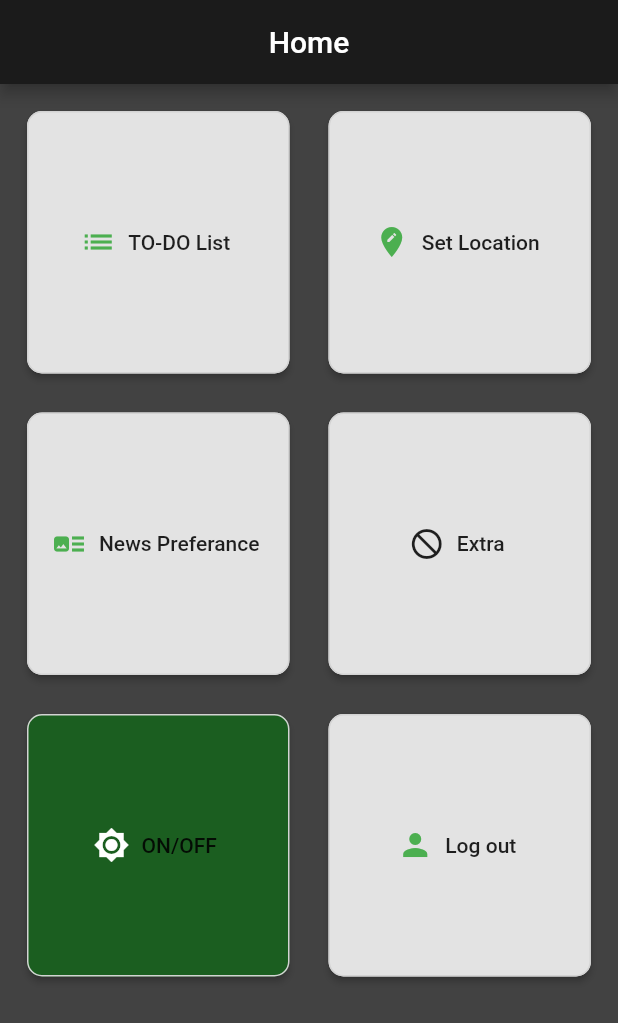
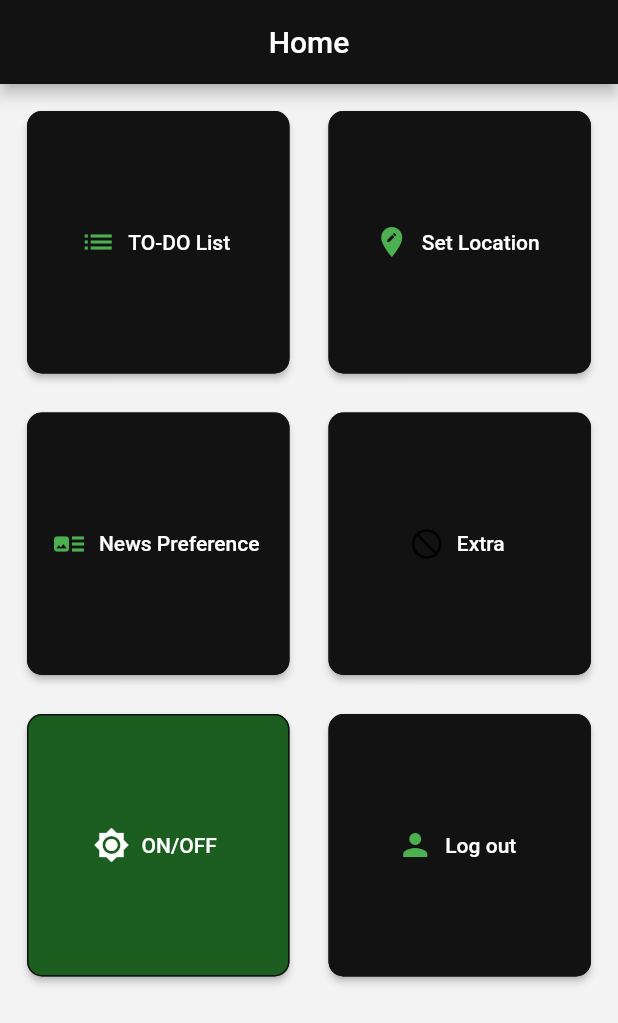
Before and after one commit to rahul-ojha-07/Smart-Mirror, a Flutter app: the screen it shows once a user with an empty profile is signed in, after a tap on "Extra", on a phone screen of 412 x 824 dp. Shown: the top 1023 px of the screen. Run offline on Flutter 3.47's test engine with Material 2 defaults, Android fonts, the phone set to English and light mode, and no system bars; our stand-ins replace cloud_firestore, firebase_auth, flutter_spinkit; accounts and stored records are empty.

Commit message:
ui improvemets

```diff
--- a/lib/screens/authetication/login_page.dart
+++ b/lib/screens/authetication/login_page.dart
@@ -20,7 +20,102 @@ class _LoginScreenState extends State<LoginScreen> {
 
   String mail;
   String psw;
+  bool hidePassword = true;
+  bool autoValidate = false;
+  String error = '';
 
+  @override
+  Widget build(BuildContext context) {
+    return loading
+        ? Loading()
+        : Scaffold(
+            body: AnnotatedRegion<SystemUiOverlayStyle>(
+              value: SystemUiOverlayStyle.dark,
+              child: GestureDetector(
+                onTap: () => FocusScope.of(context).unfocus(),
+                child: Stack(
+                  children: <Widget>[
+                    Container(
+                      height: double.infinity,
+                      width: double.infinity,
+                      decoration: BoxDecoration(
+                        gradient: LinearGradient(
+                          begin: Alignment.topCenter,
+                          end: Alignment.bottomCenter,
+                          // colors: [
+                          //   Color(0xFF73AEF5),
+                          //   Color(0xFF61A4F1),
+                          //   Color(0xFF478DE0),
+                          //   Color(0xFF398AE5),
+                          // ],
+                          colors: [
+                            // Colors.grey[500],
+                            // Colors.grey[600],
+                            // Colors.grey[700],
+                            // Colors.grey[800],
+                            Color(0xff212121),
+                            Color(0xff212121),
+                            Color(0xff212121),
+                            Color(0xff212121),
+                          ],
+                          stops: [0.1, 0.4, 0.7, 0.9],
+                        ),
+                      ),
+                    ),
+                    Container(
+                      height: double.infinity,
+                      child: SingleChildScrollView(
+                        physics: AlwaysScrollableScrollPhysics(),
+                        padding: EdgeInsets.symmetric(
+                          horizontal: 40.0,
+                          vertical: 120.0,
+                        ),
+                        child: Form(
+                          key: _loginFormKey,
+                          child: Column(
+                            mainAxisAlignment: MainAxisAlignment.center,
+                            crossAxisAlignment: CrossAxisAlignment.stretch,
+                            children: <Widget>[
+                              Text(
+                                'Sign In',
+                                style: TextStyle(
+                                  color: Colors.white,
+                                  fontFamily: 'OpenSans',
+                                  fontSize: 30.0,
+                                  fontWeight: FontWeight.bold,
+                                ),
+                              ),
+                              SizedBox(height: 30.0),
+                              _buildEmailTF(),
+                              SizedBox(height: 30.0),
+                              _buildPasswordTF(),
+                              SizedBox(height: 5.0),
+                              Center(
+                                child: Text(
+                                  error,
+                                  style: TextStyle(
+                                    color: Colors.red,
+                                    fontSize: 20.0,
+                                  ),
+                                ),
+                              ),
+                              // SizedBox(height: 10.0),
+                              _buildLoginBtn(),
+                              SizedBox(height: 20.0),
+                              _buildSignupBtn(),
+
+
+                            ],
+                          ),
+                        ),
+                      ),
+                    )
+                  ],
+                ),
+              ),
+            ),
+          );
+  }
   Widget _buildEmailTF() {
     return Column(
       crossAxisAlignment: CrossAxisAlignment.start,
@@ -104,8 +199,57 @@ class _LoginScreenState extends State<LoginScreen> {
       ],
     );
   }
+  Widget _buildLoginBtn() {
+    return Container(
+      padding: EdgeInsets.symmetric(vertical: 25.0),
+      width: double.infinity,
+      child: RaisedButton(
+        elevation: 5.0,
+        onPressed: () async {
+          if (_loginFormKey.currentState.validate()) {
+            setState(() {
+              loading = true;
+            });
+            dynamic result = await _auth.signInUser(mail, psw);
 
-  bool hidePassword = true;
+            if (result == null) {
+              print("Error sign in");
+              setState(() {
+                error = "Email/Password is Wrong";
+                loading = false;
+              });
+            } else {
+              print("signed in");
+              print(result);
+              // Navigator.replace(context, oldRoute: , newRoute: null)
+              // Navigator.pushNamed(context, '/menu');
+            }
+
+            print("$mail and $psw");
+          } else {
+            setState(() {
+              autoValidate = true;
+            });
+          }
+        },
+        padding: EdgeInsets.all(15.0),
+        shape: RoundedRectangleBorder(
+          borderRadius: BorderRadius.circular(30.0),
+        ),
+        color: Colors.white,
+        child: Text(
+          'LOGIN',
+          style: TextStyle(
+            color: Colors.grey[700],
+            letterSpacing: 1.5,
+            fontSize: 18.0,
+            fontWeight: FontWeight.bold,
+            fontFamily: 'OpenSans',
+          ),
+        ),
+      ),
+    );
+  }
 
   Widget _buildPasswordTF() {
     return Column(
@@ -202,60 +346,6 @@ class _LoginScreenState extends State<LoginScreen> {
     );
   }
 
-  bool autoValidate = false;
-  String error = '';
-  Widget _buildLoginBtn() {
-    return Container(
-      padding: EdgeInsets.symmetric(vertical: 25.0),
-      width: double.infinity,
-      child: RaisedButton(
-        elevation: 5.0,
-        onPressed: () async {
-          if (_loginFormKey.currentState.validate()) {
-            setState(() {
-              loading = true;
-            });
-            dynamic result = await _auth.signInUser(mail, psw);
-
-            if (result == null) {
-              print("Error sign in");
-              setState(() {
-                error = "Email/Password is Wrong";
-                loading = false;
-              });
-            } else {
-              print("signed in");
-              print(result);
-              // Navigator.replace(context, oldRoute: , newRoute: null)
-              // Navigator.pushNamed(context, '/menu');
-            }
-
-            print("$mail and $psw");
-          } else {
-            setState(() {
-              autoValidate = true;
-            });
-          }
-        },
-        padding: EdgeInsets.all(15.0),
-        shape: RoundedRectangleBorder(
-          borderRadius: BorderRadius.circular(30.0),
-        ),
-        color: Colors.white,
-        child: Text(
-          'LOGIN',
-          style: TextStyle(
-            color: Colors.grey[700],
-            letterSpacing: 1.5,
-            fontSize: 18.0,
-            fontWeight: FontWeight.bold,
-            fontFamily: 'OpenSans',
-          ),
-        ),
-      ),
-    );
-  }
-
   Widget _buildSignupBtn() {
     return GestureDetector(
       onTap: () {
@@ -284,95 +374,6 @@ class _LoginScreenState extends State<LoginScreen> {
         ),
       ),
     );
-  }
-
-  @override
-  Widget build(BuildContext context) {
-    return loading
-        ? Loading()
-        : Scaffold(
-            body: AnnotatedRegion<SystemUiOverlayStyle>(
-              value: SystemUiOverlayStyle.dark,
-              child: GestureDetector(
-                onTap: () => FocusScope.of(context).unfocus(),
-                child: Stack(
-                  children: <Widget>[
-                    Container(
-                      height: double.infinity,
-                      width: double.infinity,
-                      decoration: BoxDecoration(
-                        gradient: LinearGradient(
-                          begin: Alignment.topCenter,
-                          end: Alignment.bottomCenter,
-                          // colors: [
-                          //   Color(0xFF73AEF5),
-                          //   Color(0xFF61A4F1),
-                          //   Color(0xFF478DE0),
-                          //   Color(0xFF398AE5),
-                          // ],
-                          colors: [
-                            Colors.grey[500],
-                            Colors.grey[600],
-                            Colors.grey[700],
-                            Colors.grey[800],
-                          ],
-                          stops: [0.1, 0.4, 0.7, 0.9],
-                        ),
-                      ),
-                    ),
-                    Container(
-                      height: double.infinity,
-                      child: SingleChildScrollView(
-                        physics: AlwaysScrollableScrollPhysics(),
-                        padding: EdgeInsets.symmetric(
-                          horizontal: 40.0,
-                          vertical: 120.0,
-                        ),
-                        child: Form(
-                          key: _loginFormKey,
-                          child: Column(
-                            mainAxisAlignment: MainAxisAlignment.center,
-                            crossAxisAlignment: CrossAxisAlignment.stretch,
-                            children: <Widget>[
-                              Text(
-                                'Sign In',
-                                style: TextStyle(
-                                  color: Colors.white,
-                                  fontFamily: 'OpenSans',
-                                  fontSize: 30.0,
-                                  fontWeight: FontWeight.bold,
-                                ),
-                              ),
-                              SizedBox(height: 30.0),
-                              _buildEmailTF(),
-                              SizedBox(height: 30.0),
-                              _buildPasswordTF(),
-                              SizedBox(height: 5.0),
-                              Center(
-                                child: Text(
-                                  error,
-                                  style: TextStyle(
-                                    color: Colors.red,
-                                    fontSize: 20.0,
-                                  ),
-                                ),
-                              ),
-                              // SizedBox(height: 10.0),
-                              _buildLoginBtn(),
-                              SizedBox(height: 20.0),
-                              _buildSignupBtn(),
-
-
-                            ],
-                          ),
-                        ),
-                      ),
-                    )
-                  ],
-                ),
-              ),
-            ),
-          );
   }
 }
 
--- a/lib/screens/authetication/signup_page.dart
+++ b/lib/screens/authetication/signup_page.dart
@@ -39,7 +39,7 @@ class _SignupScreenState extends State<SignupScreen> {
             if (name.isEmpty) {
               return "Name Can Not be empty!";
             } else {
-              name = name;
+              this.name = name;
               return null;
             }
           },
@@ -123,7 +123,7 @@ class _SignupScreenState extends State<SignupScreen> {
             if (email.isEmpty) {
               return "Email Can Not be empty!";
             } else {
-              email = email;
+              this.email = email;
               return null;
             }
           },
--- a/lib/screens/home/home_page.dart
+++ b/lib/screens/home/home_page.dart
@@ -14,11 +14,14 @@ class _MenuState extends State<Home> {
   @override
   Widget build(BuildContext context) {
     return Scaffold(
-      backgroundColor: Color(0xff424242),
+      backgroundColor: Color(0xfff3f3f3),
       appBar: AppBar(
-        backgroundColor: Color(0xff1b1b1b),
+        backgroundColor: Color(0xff121212),
         title: Text("Home"),
         centerTitle: true,
+        actions: [
+          // item
+        ],
       ),
       body: Center(
         child: GridView.count(
@@ -37,13 +40,73 @@ class _MenuState extends State<Home> {
               child: RaisedButton.icon(
                 shape: RoundedRectangleBorder(
                     borderRadius: BorderRadius.circular(10.0),
-                    side: BorderSide(color: Color(0xffd3d3d3))),
+                    side: BorderSide(color: Color(0xff121212))),
                 icon: Icon(
                   Icons.list,
                   color: Colors.green,
                 ),
-                color: Color(0xffe3e3e3),
-                label: Text("TO-DO List"),
+                color: Color(0xff121212),
+                label: Text("TO-DO List",style:TextStyle(color:Colors.white,),),
+                onPressed: () {
+                  setState(() {
+                    Navigator.pushNamed(context, '/todo');
+                  });
+                },
+              ),
+            ),
+            Padding(
+              padding: const EdgeInsets.all(8.0),
+              child: RaisedButton.icon(
+                shape: RoundedRectangleBorder(
+                    borderRadius: BorderRadius.circular(10.0),
+                    side: BorderSide(color: Color(0xff121212))),
+                icon: Icon(
+                  Icons.edit_location,
+                  color: Colors.green,
+                ),
+                color: Color(0xff121212),
+                label: Text("Set Location",style:TextStyle(color:Colors.white,),),
+                onPressed: () {
+                  setState(() {
+                    Navigator.pushNamed(context, '/location');
+                  });
+                },
+              ),
+            ),
+            Padding(
+              padding: const EdgeInsets.all(8.0),
+              child: RaisedButton.icon(
+                shape: RoundedRectangleBorder(
+                    borderRadius: BorderRadius.circular(10.0),
+                    side: BorderSide(color: Color(0xff121212))),
+                // shape: ,
+                icon: Icon(
+                  Icons.art_track,
+                  color: Colors.green,
+                ),
+                color: Color(0xff121212),
+                label: Text("News Preference",style:TextStyle(color:Colors.white,),),
+                onPressed: () {
+                  setState(() {
+                    Navigator.pushNamed(context, '/news');
+                  });
+                },
+              ),
+            ),
+
+            Padding(
+              padding: const EdgeInsets.all(8.0),
+              child: RaisedButton.icon(
+                shape: RoundedRectangleBorder(
+                    borderRadius: BorderRadius.circular(10.0),
+                    side: BorderSide(color: Color(0xff121212))),
+                // shape: ,
+                icon: Icon(
+                  Icons.do_not_disturb,
+                  // color: Colors.green,
+                ),
+                color: Color(0xff121212),
+                label: Text("Extra",style:TextStyle(color:Colors.white,),),
                 onPressed: () {},
               ),
             ),
@@ -52,61 +115,13 @@ class _MenuState extends State<Home> {
               child: RaisedButton.icon(
                 shape: RoundedRectangleBorder(
                     borderRadius: BorderRadius.circular(10.0),
-                    side: BorderSide(color: Color(0xffd3d3d3))),
-                icon: Icon(
-                  Icons.edit_location,
-                  color: Colors.green,
-                ),
-                color: Color(0xffe3e3e3),
-                label: Text("Set Location"),
-                onPressed: () {},
-              ),
-            ),
-            Padding(
-              padding: const EdgeInsets.all(8.0),
-              child: RaisedButton.icon(
-                shape: RoundedRectangleBorder(
-                    borderRadius: BorderRadius.circular(10.0),
-                    side: BorderSide(color: Color(0xffd3d3d3))),
-                // shape: ,
-                icon: Icon(
-                  Icons.art_track,
-                  color: Colors.green,
-                ),
-                color: Color(0xffe3e3e3),
-                label: Text("News Preferance"),
-                onPressed: () {},
-              ),
-            ),
-
-            Padding(
-              padding: const EdgeInsets.all(8.0),
-              child: RaisedButton.icon(
-                shape: RoundedRectangleBorder(
-                    borderRadius: BorderRadius.circular(10.0),
-                    side: BorderSide(color: Color(0xffd3d3d3))),
-                // shape: ,
-                icon: Icon(
-                  Icons.do_not_disturb,
-                  // color: Colors.green,
-                ),
-                color: Color(0xffe3e3e3),
-                label: Text("Extra"),
-                onPressed: () {},
-              ),
-            ),
-            Padding(
-              padding: const EdgeInsets.all(8.0),
-              child: RaisedButton.icon(
-                shape: RoundedRectangleBorder(
-                    borderRadius: BorderRadius.circular(10.0),
-                    side: BorderSide(color: Color(0xffd3d3d3))),
+                    side: BorderSide(color: Color(0xff121212))),
                 icon: status
                     ? Icon(Icons.brightness_7, color: Colors.white)
                     : Icon(Icons.brightness_3, color: Colors.grey[200]),
                 splashColor: !status ? Colors.green[300] : Colors.orange[300],
                 color: !status ? Colors.red[900] : Colors.green[900],
-                label: Text("ON/OFF"),
+                label: Text("ON/OFF",style:TextStyle(color:Colors.white,),),
                 onPressed: () {
                   // sleep2();
                   Future.delayed(const Duration(seconds: 1), () {
@@ -122,14 +137,14 @@ class _MenuState extends State<Home> {
               child: RaisedButton.icon(
                 shape: RoundedRectangleBorder(
                     borderRadius: BorderRadius.circular(10.0),
-                    side: BorderSide(color: Color(0xffd3d3d3))),
+                    side: BorderSide(color: Color(0xff121212))),
                 // shape: ,
                 icon: Icon(
                   Icons.person,
                   color: Colors.green,
                 ),
-                color: Color(0xffe3e3e3),
-                label: Text("Log out"),
+                color: Color(0xff121212),
+                label: Text("Log out",style:TextStyle(color:Colors.white,),),
                 onPressed: () async {
                   await _auth.signOut();
                 },
```
Also changed, not shown: lib/screens/home/location_screen.dart (+13 -2 lines), lib/screens/home/news_screen.dart (+14 -2 lines), lib/screens/home/todo_screen.dart (+22 -3 lines).
